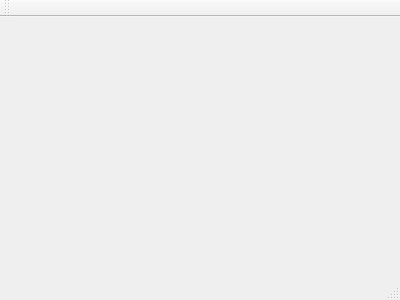
First picture: the form in mainwindow.ui, repository NathanMidev/QTGestUniv, before the edit.
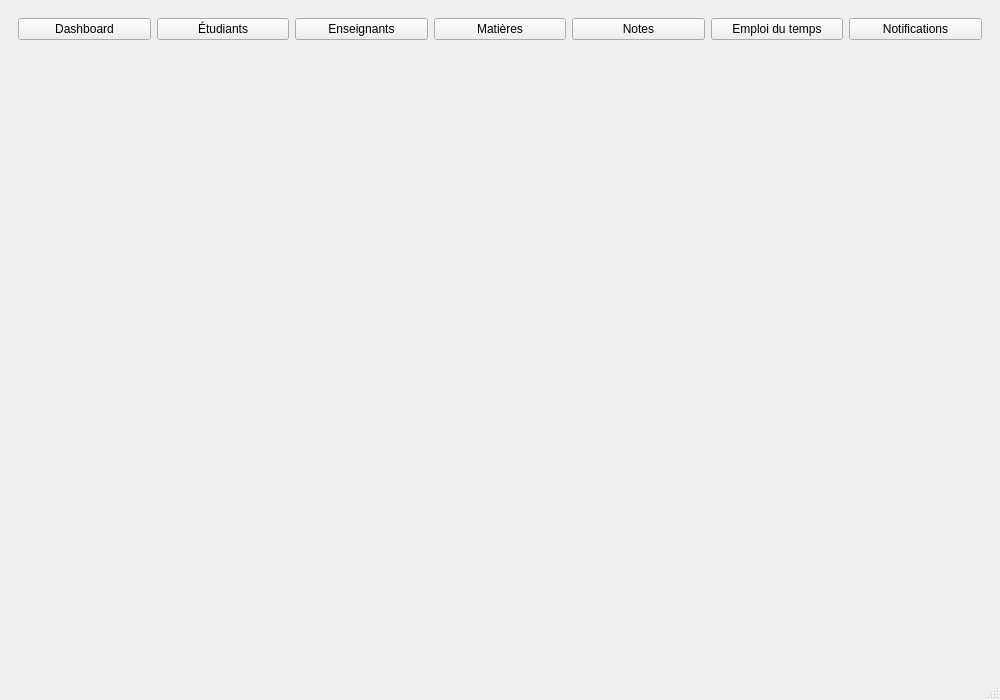
Second picture: the form after the edit.

```diff
--- a/mainwindow.ui
+++ b/mainwindow.ui
@@ -1,21 +1,84 @@
 <ui version="4.0">
  <class>MainWindow</class>
- <widget class="QMainWindow" name="MainWindow" >
-  <property name="geometry" >
+ <widget class="QMainWindow" name="MainWindow">
+  <property name="geometry">
    <rect>
     <x>0</x>
     <y>0</y>
-    <width>400</width>
-    <height>300</height>
+    <width>1000</width>
+    <height>700</height>
    </rect>
   </property>
   <property name="windowTitle" >
    <string>MainWindow</string>
   </property>
-  <widget class="QMenuBar" name="menuBar" />
-  <widget class="QToolBar" name="mainToolBar" />
-  <widget class="QWidget" name="centralWidget" />
-  <widget class="QStatusBar" name="statusBar" />
+  <widget class="QWidget" name="centralWidget">
+   <layout class="QVBoxLayout" name="verticalLayout">
+    <item>
+     <widget class="QWidget" name="navWidget" native="true">
+      <layout class="QHBoxLayout" name="horizontalLayout">
+       <item>
+        <widget class="QPushButton" name="btnDashboard">
+         <property name="text">
+          <string>Dashboard</string>
+         </property>
+        </widget>
+       </item>
+       <item>
+        <widget class="QPushButton" name="btnEtudiants">
+         <property name="text">
+          <string>Étudiants</string>
+         </property>
+        </widget>
+       </item>
+       <item>
+        <widget class="QPushButton" name="btnEnseignants">
+         <property name="text">
+          <string>Enseignants</string>
+         </property>
+        </widget>
+       </item>
+       <item>
+        <widget class="QPushButton" name="btnMatieres">
+         <property name="text">
+          <string>Matières</string>
+         </property>
+        </widget>
+       </item>
+       <item>
+        <widget class="QPushButton" name="btnNotes">
+         <property name="text">
+          <string>Notes</string>
+         </property>
+        </widget>
+       </item>
+    <item>
+     <widget class="QPushButton" name="btnEmploiTemps">
+      <property name="text">
+       <string>Emploi du temps</string>
+      </property>
+     </widget>
+    </item>
+    <item>
+     <widget class="QPushButton" name="btnNotifications">
+      <property name="text">
+       <string>Notifications</string>
+      </property>
+     </widget>
+    </item>
+      </layout>
+     </widget>
+    </item>
+    <item>
+     <widget class="QStackedWidget" name="stackedPages">
+      <property name="currentIndex">
+       <number>0</number>
+      </property>
+     </widget>
+    </item>
+   </layout>
+  </widget>
+  <widget class="QStatusBar" name="statusBar"/>
  </widget>
  <layoutDefault spacing="6" margin="11" />
  <pixmapfunction></pixmapfunction>
```
Left out of the diff: 7 changed lines with no effect on the pictures.
